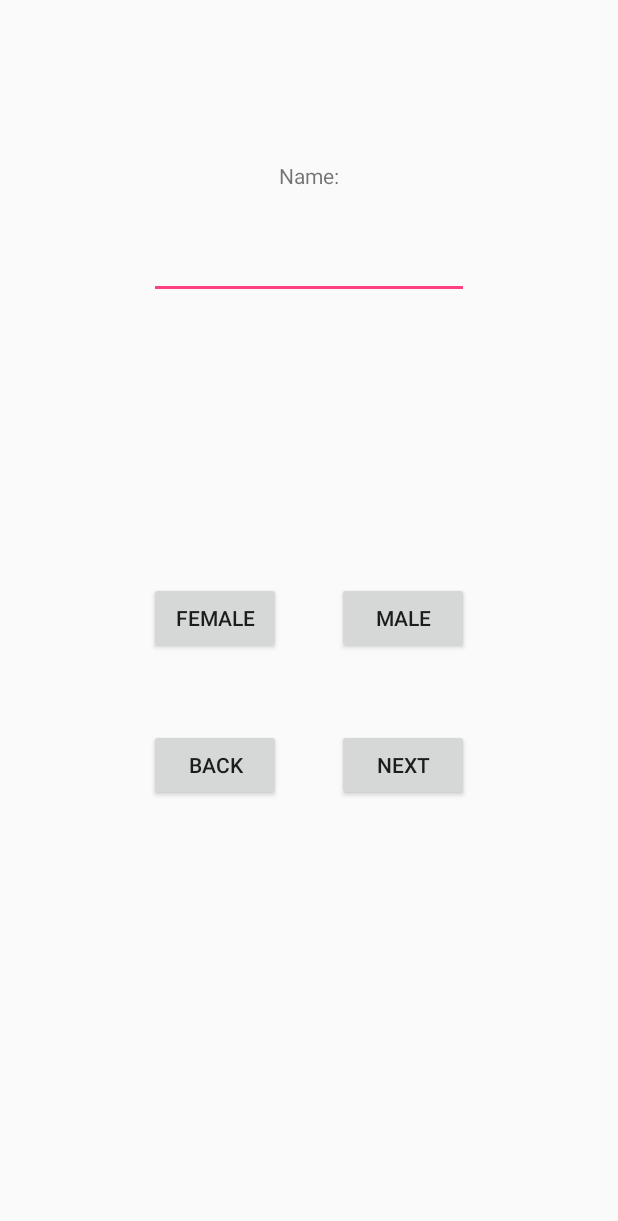
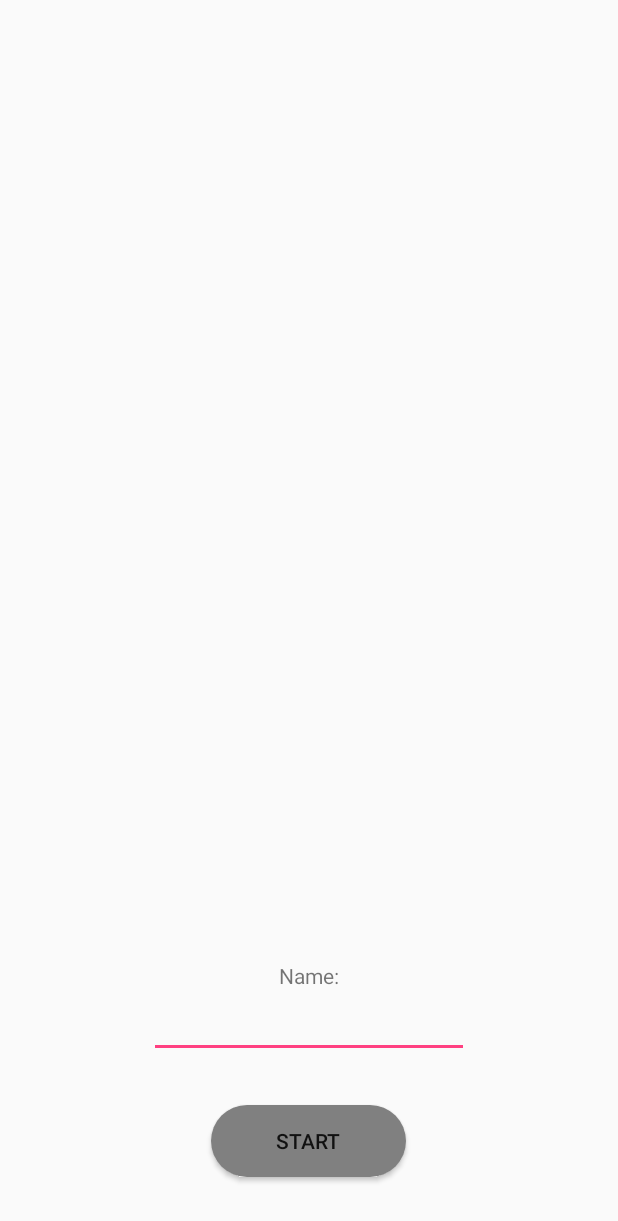
Before and after one commit to simeon5778/Project_Tamagotchi, an Android app: the NewCreatureActivity screen opened directly, with no data from a screen before it, on a phone screen of 412 x 824 dp. Shown: the top 1221 px of the screen. Run offline under Robolectric (Android 15) with nearby library versions, the phone set to English and light mode, and no system bars.

Commit message:
Done some changes. Created a new class and xml for the main game window. Removed the gender field and the unnecessary back buttons.

```diff
--- a/app/src/main/AndroidManifest.xml
+++ b/app/src/main/AndroidManifest.xml
@@ -16,7 +16,8 @@
                 <category android:name="android.intent.category.LAUNCHER" />
             </intent-filter>
         </activity>
-        <activity android:name=".NewCreatureActivity"></activity>
+        <activity android:name=".NewCreatureActivity" />
+        <activity android:name=".GameSession"></activity>
     </application>
 
 </manifest>
--- a/app/src/main/java/com/example/tamagotchi/project_tamagotchi/NewCreatureActivity.java
+++ b/app/src/main/java/com/example/tamagotchi/project_tamagotchi/NewCreatureActivity.java
@@ -6,44 +6,36 @@ import android.support.v7.app.AppCompatActivity;
 import android.os.Bundle;
 import android.view.View;
 import android.widget.Button;
+import android.widget.EditText;
 
 
 public class NewCreatureActivity extends AppCompatActivity {
 
+    Creature creature;
+    EditText nameField;
 
-    Button buttonMALE; //= (Button) findViewById(R.id.buttonMale);
-    Button buttonFEMALE;// = (Button) findViewById(R.id.buttonFemale);
-
-    private boolean genderMale;
 
     @Override
     protected void onCreate(Bundle savedInstanceState) {
         super.onCreate(savedInstanceState);
         setContentView(R.layout.activity_new_creature);
-        buttonMALE = (Button) findViewById(R.id.buttonMale);
-        buttonFEMALE = (Button) findViewById(R.id.buttonFemale);
+        nameField = (EditText) findViewById(R.id.nameField);
+
     }
 
-    public void goToStartScreen(View view) {
+    public void startGame(View view) {
 
-        Intent intent = new Intent(this, StartActivity.class);
+        creature = new Creature(nameField.getText().toString());
+
+        Intent intent = new Intent(this, GameSession.class);
         startActivity(intent);
-    }
 
-    public void setGenderMale(View view) {
-        genderMale = true;
-        buttonMALE.setBackgroundColor(Color.rgb(30,145,88));
-        buttonFEMALE.setBackgroundColor(Color.rgb(217,215,217));
 
 
     }
 
-    public void setGenderFemale(View view) {
-        genderMale = false;
-        buttonFEMALE.setBackgroundColor(Color.rgb(30,145,88));
-        buttonMALE.setBackgroundColor(Color.rgb(217,215,217));
 
-    }
+
 
 
 }
--- a/app/src/main/res/layout/activity_main.xml
+++ b/app/src/main/res/layout/activity_main.xml
@@ -14,6 +14,7 @@
         android:layout_centerHorizontal="true"
         android:layout_marginBottom="140dp"
         android:background="@drawable/buttonshape"
+        android:onClick="continueGame"
         android:text="Continue"
         android:textSize="12sp" />
 
--- a/app/src/main/res/layout/activity_new_creature.xml
+++ b/app/src/main/res/layout/activity_new_creature.xml
@@ -10,59 +10,32 @@
         android:id="@+id/textView3"
         android:layout_width="wrap_content"
         android:layout_height="wrap_content"
-        android:layout_alignParentTop="true"
+        android:layout_above="@+id/nameField"
         android:layout_centerHorizontal="true"
-        android:layout_marginTop="107dp"
         android:text="Name:" />
 
     <EditText
-        android:id="@+id/editText2"
+        android:id="@+id/nameField"
         android:layout_width="wrap_content"
         android:layout_height="wrap_content"
-        android:layout_below="@+id/textView3"
+        android:layout_above="@+id/buttonStart"
         android:layout_centerHorizontal="true"
-        android:layout_marginTop="27dp"
+        android:layout_marginBottom="31dp"
         android:ems="10"
         android:inputType="textPersonName" />
 
     <Button
-        android:id="@+id/buttonBack"
+        android:id="@+id/buttonStart"
         android:layout_width="wrap_content"
         android:layout_height="wrap_content"
-        android:layout_alignBaseline="@+id/buttonNext"
-        android:layout_alignBottom="@+id/buttonNext"
-        android:layout_alignStart="@+id/buttonFemale"
+        android:layout_alignParentBottom="true"
+        android:layout_centerHorizontal="true"
+        android:layout_marginBottom="39dp"
         android:layout_weight="1"
-        android:onClick="goToStartScreen"
-        android:text="Back" />
+        android:background="@drawable/buttonshape"
+        android:onClick="startGame"
+        android:text="Start" />
 
-    <Button
-        android:id="@+id/buttonNext"
-        android:layout_width="wrap_content"
-        android:layout_height="wrap_content"
-        android:layout_alignStart="@+id/buttonMale"
-        android:layout_below="@+id/buttonMale"
-        android:layout_marginTop="50dp"
-        android:layout_weight="1"
-        android:text="Next" />
 
-    <Button
-        android:id="@+id/buttonFemale"
-        android:layout_width="wrap_content"
-        android:layout_height="wrap_content"
-        android:layout_alignStart="@+id/editText2"
-        android:layout_centerVertical="true"
-        android:onClick="setGenderFemale"
-        android:text="FEMALE" />
-
-    <Button
-        android:id="@+id/buttonMale"
-        android:layout_width="wrap_content"
-        android:layout_height="wrap_content"
-        android:layout_alignBaseline="@+id/buttonFemale"
-        android:layout_alignBottom="@+id/buttonFemale"
-        android:layout_alignEnd="@+id/editText2"
-        android:onClick="setGenderMale"
-        android:text="MALE" />
 
 </RelativeLayout>
```
Also changed, not shown: app/src/main/java/com/example/tamagotchi/project_tamagotchi/Creature.java (+6 -7 lines), app/src/main/java/com/example/tamagotchi/project_tamagotchi/GameSession.java (added, +13 -0 lines), app/src/main/java/com/example/tamagotchi/project_tamagotchi/StartActivity.java (+9 -0 lines), app/src/main/res/layout/activity_game_session.xml (added, +88 -0 lines).
